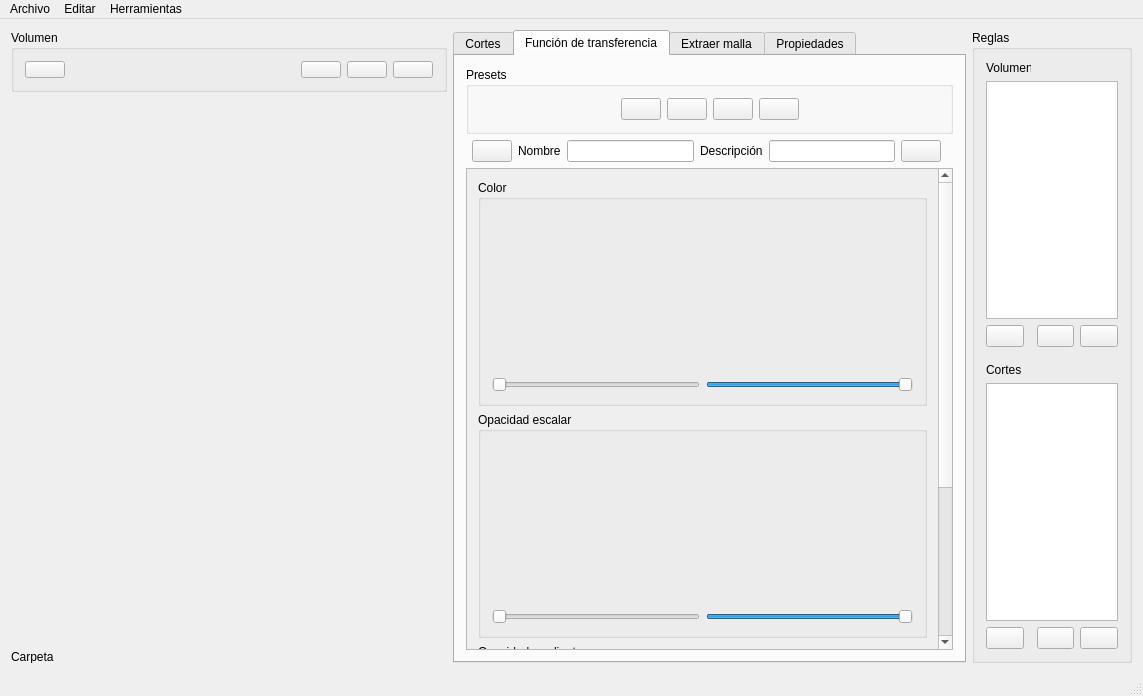
Qt form src/GUI/mainwindow.ui (fblupi/3DCurator) before a commit.
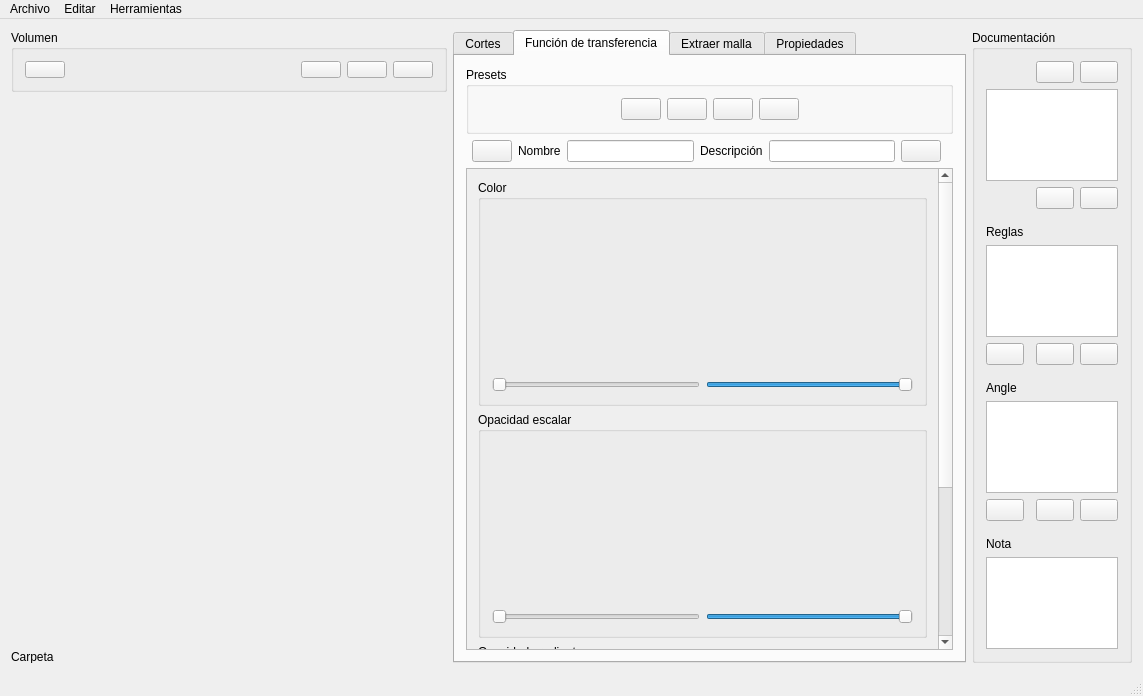
The same form after that commit. The open tabs and pages were chosen to show the change. Icons and pictures are not drawn. Custom widgets are drawn as their Qt base class.

Commit message: ROD core and UI updated

The edit to the form file:
```diff
--- a/src/GUI/mainwindow.ui
+++ b/src/GUI/mainwindow.ui
@@ -130,219 +130,6 @@
       </layout>
      </widget>
     </item>
-    <item row="1" column="0">
-     <widget class="QVTKWidget" name="volumeWidget">
-      <property name="minimumSize">
-       <size>
-        <width>400</width>
-        <height>400</height>
-       </size>
-      </property>
-     </widget>
-    </item>
-    <item row="0" column="2" rowspan="3">
-     <widget class="QGroupBox" name="rulesBox">
-      <property name="minimumSize">
-       <size>
-        <width>160</width>
-        <height>0</height>
-       </size>
-      </property>
-      <property name="maximumSize">
-       <size>
-        <width>160</width>
-        <height>16777215</height>
-       </size>
-      </property>
-      <property name="title">
-       <string>Reglas</string>
-      </property>
-      <layout class="QGridLayout" name="gridLayout_3">
-       <item row="6" column="0">
-        <widget class="QPushButton" name="enableDisableSliceRule">
-         <property name="toolTip">
-          <string>Mostrar/Esconder regla</string>
-         </property>
-         <property name="text">
-          <string/>
-         </property>
-         <property name="icon">
-          <iconset resource="../../assets/resources.qrc">
-           <normaloff>:/icons/eye.png</normaloff>:/icons/eye.png</iconset>
-         </property>
-         <property name="iconSize">
-          <size>
-           <width>21</width>
-           <height>21</height>
-          </size>
-         </property>
-        </widget>
-       </item>
-       <item row="6" column="3">
-        <widget class="QPushButton" name="addSliceRule">
-         <property name="toolTip">
-          <string>Añadir regla</string>
-         </property>
-         <property name="text">
-          <string/>
-         </property>
-         <property name="icon">
-          <iconset resource="../../assets/resources.qrc">
-           <normaloff>:/icons/plus.png</normaloff>:/icons/plus.png</iconset>
-         </property>
-         <property name="iconSize">
-          <size>
-           <width>21</width>
-           <height>21</height>
-          </size>
-         </property>
-        </widget>
-       </item>
-       <item row="6" column="1">
-        <spacer name="horizontalSpacer_11">
-         <property name="orientation">
-          <enum>Qt::Horizontal</enum>
-         </property>
-         <property name="sizeHint" stdset="0">
-          <size>
-           <width>40</width>
-           <height>20</height>
-          </size>
-         </property>
-        </spacer>
-       </item>
-       <item row="6" column="2">
-        <widget class="QPushButton" name="deleteSliceRule">
-         <property name="toolTip">
-          <string>Eliminar regla</string>
-         </property>
-         <property name="text">
-          <string/>
-         </property>
-         <property name="icon">
-          <iconset resource="../../assets/resources.qrc">
-           <normaloff>:/icons/minus.png</normaloff>:/icons/minus.png</iconset>
-         </property>
-         <property name="iconSize">
-          <size>
-           <width>21</width>
-           <height>21</height>
-          </size>
-         </property>
-        </widget>
-       </item>
-       <item row="5" column="0" colspan="4">
-        <widget class="QListWidget" name="sliceRulesList"/>
-       </item>
-       <item row="2" column="3">
-        <widget class="QPushButton" name="addVolumeRule">
-         <property name="toolTip">
-          <string>Añadir regla</string>
-         </property>
-         <property name="text">
-          <string/>
-         </property>
-         <property name="icon">
-          <iconset resource="../../assets/resources.qrc">
-           <normaloff>:/icons/plus.png</normaloff>:/icons/plus.png</iconset>
-         </property>
-         <property name="iconSize">
-          <size>
-           <width>21</width>
-           <height>21</height>
-          </size>
-         </property>
-        </widget>
-       </item>
-       <item row="1" column="0" colspan="4">
-        <widget class="QListWidget" name="volumeRulesList"/>
-       </item>
-       <item row="2" column="2">
-        <widget class="QPushButton" name="deleteVolumeRule">
-         <property name="toolTip">
-          <string>Eliminar regla</string>
-         </property>
-         <property name="text">
-          <string/>
-         </property>
-         <property name="icon">
-          <iconset resource="../../assets/resources.qrc">
-           <normaloff>:/icons/minus.png</normaloff>:/icons/minus.png</iconset>
-         </property>
-         <property name="iconSize">
-          <size>
-           <width>21</width>
-           <height>21</height>
-          </size>
-         </property>
-        </widget>
-       </item>
-       <item row="2" column="0">
-        <widget class="QPushButton" name="enableDisableVolumeRule">
-         <property name="toolTip">
-          <string>Mostrar/Esconder regla</string>
-         </property>
-         <property name="text">
-          <string/>
-         </property>
-         <property name="icon">
-          <iconset resource="../../assets/resources.qrc">
-           <normaloff>:/icons/eye.png</normaloff>:/icons/eye.png</iconset>
-         </property>
-         <property name="iconSize">
-          <size>
-           <width>21</width>
-           <height>21</height>
-          </size>
-         </property>
-        </widget>
-       </item>
-       <item row="3" column="0">
-        <spacer name="verticalSpacer_2">
-         <property name="orientation">
-          <enum>Qt::Vertical</enum>
-         </property>
-         <property name="sizeType">
-          <enum>QSizePolicy::Fixed</enum>
-         </property>
-         <property name="sizeHint" stdset="0">
-          <size>
-           <width>10</width>
-           <height>10</height>
-          </size>
-         </property>
-        </spacer>
-       </item>
-       <item row="2" column="1">
-        <spacer name="horizontalSpacer_12">
-         <property name="orientation">
-          <enum>Qt::Horizontal</enum>
-         </property>
-         <property name="sizeHint" stdset="0">
-          <size>
-           <width>40</width>
-           <height>20</height>
-          </size>
-         </property>
-        </spacer>
-       </item>
-       <item row="0" column="0" colspan="2">
-        <widget class="QLabel" name="volumeRuleLabel">
-         <property name="text">
-          <string>Volumen</string>
-         </property>
-        </widget>
-       </item>
-       <item row="4" column="0" colspan="2">
-        <widget class="QLabel" name="sliceRuleLabel">
-         <property name="text">
-          <string>Cortes</string>
-         </property>
-        </widget>
-       </item>
-      </layout>
-     </widget>
-    </item>
     <item row="0" column="1" rowspan="3">
      <widget class="QTabWidget" name="mainTab">
       <property name="currentIndex">
@@ -1492,6 +1279,354 @@
       </property>
      </widget>
     </item>
+    <item row="0" column="2" rowspan="3">
+     <widget class="QGroupBox" name="documentationBox">
+      <property name="minimumSize">
+       <size>
+        <width>160</width>
+        <height>0</height>
+       </size>
+      </property>
+      <property name="maximumSize">
+       <size>
+        <width>160</width>
+        <height>16777215</height>
+       </size>
+      </property>
+      <property name="title">
+       <string>Documentación</string>
+      </property>
+      <layout class="QGridLayout" name="gridLayout_3">
+       <item row="2" column="0" colspan="2">
+        <spacer name="horizontalSpacer_22">
+         <property name="orientation">
+          <enum>Qt::Horizontal</enum>
+         </property>
+         <property name="sizeHint" stdset="0">
+          <size>
+           <width>59</width>
+           <height>20</height>
+          </size>
+         </property>
+        </spacer>
+       </item>
+       <item row="8" column="0">
+        <widget class="QLabel" name="angleLabel">
+         <property name="text">
+          <string>Angle</string>
+         </property>
+        </widget>
+       </item>
+       <item row="1" column="0" colspan="4">
+        <widget class="QListWidget" name="RODList"/>
+       </item>
+       <item row="2" column="2">
+        <widget class="QPushButton" name="deleteROD">
+         <property name="toolTip">
+          <string>Eliminar regla</string>
+         </property>
+         <property name="text">
+          <string/>
+         </property>
+         <property name="icon">
+          <iconset resource="../../assets/resources.qrc">
+           <normaloff>:/icons/minus.png</normaloff>:/icons/minus.png</iconset>
+         </property>
+         <property name="iconSize">
+          <size>
+           <width>21</width>
+           <height>21</height>
+          </size>
+         </property>
+        </widget>
+       </item>
+       <item row="0" column="0" colspan="2">
+        <spacer name="horizontalSpacer_21">
+         <property name="orientation">
+          <enum>Qt::Horizontal</enum>
+         </property>
+         <property name="sizeHint" stdset="0">
+          <size>
+           <width>59</width>
+           <height>20</height>
+          </size>
+         </property>
+        </spacer>
+       </item>
+       <item row="4" column="0">
+        <widget class="QLabel" name="ruleLabel">
+         <property name="text">
+          <string>Reglas</string>
+         </property>
+        </widget>
+       </item>
+       <item row="6" column="0">
+        <widget class="QPushButton" name="enableDisableRule">
+         <property name="toolTip">
+          <string>Mostrar/Esconder regla</string>
+         </property>
+         <property name="text">
+          <string/>
+         </property>
+         <property name="icon">
+          <iconset resource="../../assets/resources.qrc">
+           <normaloff>:/icons/eye.png</normaloff>:/icons/eye.png</iconset>
+         </property>
+         <property name="iconSize">
+          <size>
+           <width>21</width>
+           <height>21</height>
+          </size>
+         </property>
+        </widget>
+       </item>
+       <item row="5" column="0" colspan="4">
+        <widget class="QListWidget" name="ruleList"/>
+       </item>
+       <item row="6" column="1">
+        <spacer name="horizontalSpacer_11">
+         <property name="orientation">
+          <enum>Qt::Horizontal</enum>
+         </property>
+         <property name="sizeHint" stdset="0">
+          <size>
+           <width>40</width>
+           <height>20</height>
+          </size>
+         </property>
+        </spacer>
+       </item>
+       <item row="6" column="3">
+        <widget class="QPushButton" name="addRule">
+         <property name="toolTip">
+          <string>Añadir regla</string>
+         </property>
+         <property name="text">
+          <string/>
+         </property>
+         <property name="icon">
+          <iconset resource="../../assets/resources.qrc">
+           <normaloff>:/icons/plus.png</normaloff>:/icons/plus.png</iconset>
+         </property>
+         <property name="iconSize">
+          <size>
+           <width>21</width>
+           <height>21</height>
+          </size>
+         </property>
+        </widget>
+       </item>
+       <item row="0" column="2">
+        <widget class="QPushButton" name="importROD">
+         <property name="text">
+          <string/>
+         </property>
+         <property name="icon">
+          <iconset resource="../../assets/resources.qrc">
+           <normaloff>:/icons/folder.png</normaloff>:/icons/folder.png</iconset>
+         </property>
+         <property name="iconSize">
+          <size>
+           <width>21</width>
+           <height>21</height>
+          </size>
+         </property>
+        </widget>
+       </item>
+       <item row="3" column="0">
+        <spacer name="verticalSpacer_4">
+         <property name="orientation">
+          <enum>Qt::Vertical</enum>
+         </property>
+         <property name="sizeType">
+          <enum>QSizePolicy::Fixed</enum>
+         </property>
+         <property name="sizeHint" stdset="0">
+          <size>
+           <width>10</width>
+           <height>10</height>
+          </size>
+         </property>
+        </spacer>
+       </item>
+       <item row="0" column="3">
+        <widget class="QPushButton" name="exportROD">
+         <property name="text">
+          <string/>
+         </property>
+         <property name="icon">
+          <iconset resource="../../assets/resources.qrc">
+           <normaloff>:/icons/save.png</normaloff>:/icons/save.png</iconset>
+         </property>
+         <property name="iconSize">
+          <size>
+           <width>21</width>
+           <height>21</height>
+          </size>
+         </property>
+        </widget>
+       </item>
+       <item row="6" column="2">
+        <widget class="QPushButton" name="deleteRule">
+         <property name="toolTip">
+          <string>Eliminar regla</string>
+         </property>
+         <property name="text">
+          <string/>
+         </property>
+         <property name="icon">
+          <iconset resource="../../assets/resources.qrc">
+           <normaloff>:/icons/minus.png</normaloff>:/icons/minus.png</iconset>
+         </property>
+         <property name="iconSize">
+          <size>
+           <width>21</width>
+           <height>21</height>
+          </size>
+         </property>
+        </widget>
+       </item>
+       <item row="7" column="0">
+        <spacer name="verticalSpacer_2">
+         <property name="orientation">
+          <enum>Qt::Vertical</enum>
+         </property>
+         <property name="sizeType">
+          <enum>QSizePolicy::Fixed</enum>
+         </property>
+         <property name="sizeHint" stdset="0">
+          <size>
+           <width>10</width>
+           <height>10</height>
+          </size>
+         </property>
+        </spacer>
+       </item>
+       <item row="2" column="3">
+        <widget class="QPushButton" name="addROD">
+         <property name="toolTip">
+          <string>Añadir regla</string>
+         </property>
+         <property name="text">
+          <string/>
+         </property>
+         <property name="icon">
+          <iconset resource="../../assets/resources.qrc">
+           <normaloff>:/icons/plus.png</normaloff>:/icons/plus.png</iconset>
+         </property>
+         <property name="iconSize">
+          <size>
+           <width>21</width>
+           <height>21</height>
+          </size>
+         </property>
+        </widget>
+       </item>
+       <item row="12" column="0">
+        <widget class="QLabel" name="annotationLabel">
+         <property name="text">
+          <string>Nota</string>
+         </property>
+        </widget>
+       </item>
+       <item row="10" column="1">
+        <spacer name="horizontalSpacer_12">
+         <property name="orientation">
+          <enum>Qt::Horizontal</enum>
+         </property>
+         <property name="sizeHint" stdset="0">
+          <size>
+           <width>40</width>
+           <height>20</height>
+          </size>
+         </property>
+        </spacer>
+       </item>
+       <item row="10" column="3">
+        <widget class="QPushButton" name="addAngle">
+         <property name="toolTip">
+          <string>Añadir regla</string>
+         </property>
+         <property name="text">
+          <string/>
+         </property>
+         <property name="icon">
+          <iconset resource="../../assets/resources.qrc">
+           <normaloff>:/icons/plus.png</normaloff>:/icons/plus.png</iconset>
+         </property>
+         <property name="iconSize">
+          <size>
+           <width>21</width>
+           <height>21</height>
+          </size>
+         </property>
+        </widget>
+       </item>
+       <item row="9" column="0" colspan="4">
+        <widget class="QListWidget" name="angleList"/>
+       </item>
+       <item row="10" column="0">
+        <widget class="QPushButton" name="enableDisableAngle">
+         <property name="toolTip">
+          <string>Mostrar/Esconder regla</string>
+         </property>
+         <property name="text">
+          <string/>
+         </property>
+         <property name="icon">
+          <iconset resource="../../assets/resources.qrc">
+           <normaloff>:/icons/eye.png</normaloff>:/icons/eye.png</iconset>
+         </property>
+         <property name="iconSize">
+          <size>
+           <width>21</width>
+           <height>21</height>
+          </size>
+         </property>
+        </widget>
+       </item>
+       <item row="10" column="2">
+        <widget class="QPushButton" name="deleteAngle">
+         <property name="toolTip">
+          <string>Eliminar regla</string>
+         </property>
+         <property name="text">
+          <string/>
+         </property>
+         <property name="icon">
+          <iconset resource="../../assets/resources.qrc">
+           <normaloff>:/icons/minus.png</normaloff>:/icons/minus.png</iconset>
+         </property>
+         <property name="iconSize">
+          <size>
+           <width>21</width>
+           <height>21</height>
+          </size>
+         </property>
+        </widget>
+       </item>
+       <item row="11" column="0">
+        <spacer name="verticalSpacer_3">
+         <property name="orientation">
+          <enum>Qt::Vertical</enum>
+         </property>
+         <property name="sizeType">
+          <enum>QSizePolicy::Fixed</enum>
+         </property>
+         <property name="sizeHint" stdset="0">
+          <size>
+           <width>10</width>
+           <height>10</height>
+          </size>
+         </property>
+        </spacer>
+       </item>
+       <item row="13" column="0" colspan="4">
+        <widget class="QTextEdit" name="annotation"/>
+       </item>
+      </layout>
+     </widget>
+    </item>
    </layout>
   </widget>
   <widget class="QMenuBar" name="menuBar">
```
Left out of the diff: 12 changed lines with no effect on the pictures. The commit also changes 4 other files.
